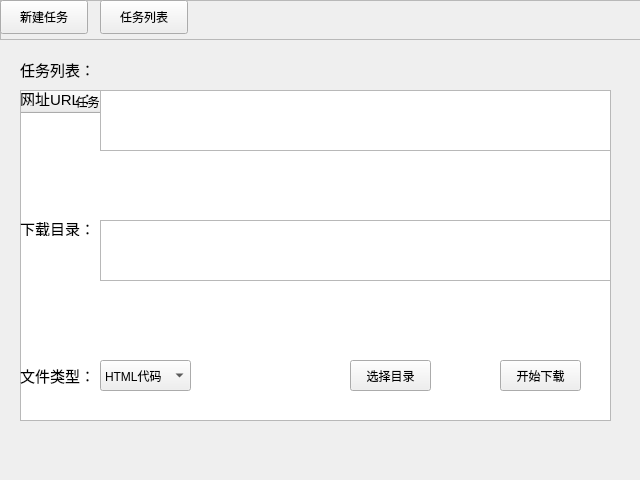
First picture: the form in mainWindow.ui, repository shooterhex/WebDownloader, before the edit.
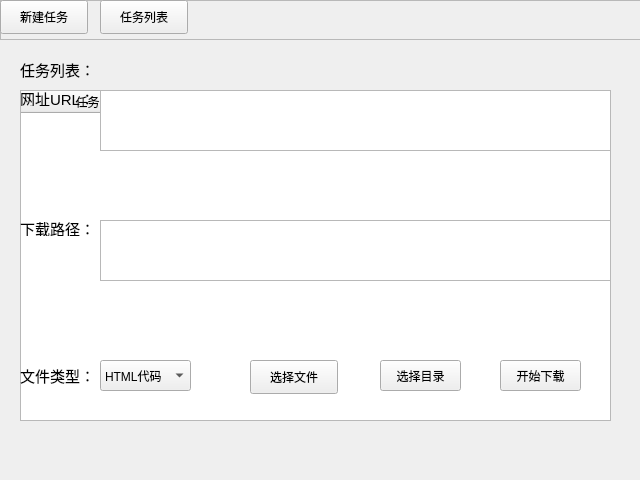
Second picture: the form after the edit.

Commit message: 完善选择文件/文件夹路径的功能

```diff
--- a/mainWindow.ui
+++ b/mainWindow.ui
@@ -86,7 +86,7 @@
     <widget class="QPushButton" name="chooseDirPushButton">
      <property name="geometry">
       <rect>
-       <x>350</x>
+       <x>380</x>
        <y>320</y>
        <width>81</width>
        <height>31</height>
@@ -134,7 +134,7 @@
       </font>
      </property>
      <property name="text">
-      <string>下载目录：</string>
+      <string>下载路径：</string>
      </property>
     </widget>
     <widget class="QComboBox" name="fileTypeComboBox">
@@ -212,6 +212,19 @@
       <string>网址URL：</string>
      </property>
     </widget>
+    <widget class="QPushButton" name="chooseFilePushButton">
+     <property name="geometry">
+      <rect>
+       <x>250</x>
+       <y>320</y>
+       <width>88</width>
+       <height>34</height>
+      </rect>
+     </property>
+     <property name="text">
+      <string>选择文件</string>
+     </property>
+    </widget>
    </widget>
    <widget class="QWidget" name="taskListPageWidget" native="true">
     <property name="geometry">
```
The commit also changes 2 other files.
